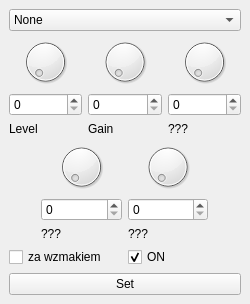
The window that plug/effect.ui (b2ornot2b/plug) describes before a commit, drawn with Qt 5.
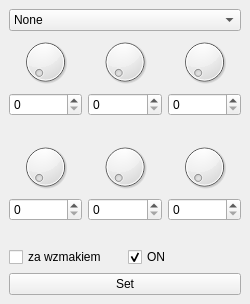
The same window after the commit.

Commit message: Added all effects. Moved effects enumerator to separate file.

```diff
--- a/plug/effect.ui
+++ b/plug/effect.ui
@@ -55,7 +55,10 @@
         <item>
          <widget class="QLabel" name="label">
           <property name="text">
-           <string>Level</string>
+           <string/>
+          </property>
+          <property name="alignment">
+           <set>Qt::AlignCenter</set>
           </property>
          </widget>
         </item>
@@ -80,7 +83,10 @@
         <item>
          <widget class="QLabel" name="label_2">
           <property name="text">
-           <string>Gain</string>
+           <string/>
+          </property>
+          <property name="alignment">
+           <set>Qt::AlignCenter</set>
           </property>
          </widget>
         </item>
@@ -105,7 +111,10 @@
         <item>
          <widget class="QLabel" name="label_3">
           <property name="text">
-           <string>???</string>
+           <string/>
+          </property>
+          <property name="alignment">
+           <set>Qt::AlignCenter</set>
           </property>
          </widget>
         </item>
@@ -115,19 +124,6 @@
     </item>
     <item>
      <layout class="QHBoxLayout" name="horizontalLayout">
-      <item>
-       <spacer name="horizontalSpacer">
-        <property name="orientation">
-         <enum>Qt::Horizontal</enum>
-        </property>
-        <property name="sizeHint" stdset="0">
-         <size>
-          <width>52</width>
-          <height>20</height>
-         </size>
-        </property>
-       </spacer>
-      </item>
       <item>
        <layout class="QVBoxLayout" name="verticalLayout_4">
         <item>
@@ -147,7 +143,10 @@
         <item>
          <widget class="QLabel" name="label_4">
           <property name="text">
-           <string>???</string>
+           <string/>
+          </property>
+          <property name="alignment">
+           <set>Qt::AlignCenter</set>
           </property>
          </widget>
         </item>
@@ -172,24 +171,42 @@
         <item>
          <widget class="QLabel" name="label_5">
           <property name="text">
-           <string>???</string>
+           <string/>
+          </property>
+          <property name="alignment">
+           <set>Qt::AlignCenter</set>
           </property>
          </widget>
         </item>
        </layout>
       </item>
       <item>
-       <spacer name="horizontalSpacer_2">
-        <property name="orientation">
-         <enum>Qt::Horizontal</enum>
-        </property>
-        <property name="sizeHint" stdset="0">
-         <size>
-          <width>52</width>
-          <height>20</height>
-         </size>
-        </property>
-       </spacer>
+       <layout class="QVBoxLayout" name="verticalLayout_7">
+        <item>
+         <widget class="QDial" name="dial_6">
+          <property name="maximum">
+           <number>255</number>
+          </property>
+         </widget>
+        </item>
+        <item>
+         <widget class="QSpinBox" name="spinBox_6">
+          <property name="maximum">
+           <number>255</number>
+          </property>
+         </widget>
+        </item>
+        <item>
+         <widget class="QLabel" name="label_6">
+          <property name="text">
+           <string/>
+          </property>
+          <property name="alignment">
+           <set>Qt::AlignCenter</set>
+          </property>
+         </widget>
+        </item>
+       </layout>
       </item>
      </layout>
     </item>
```
Left out of the diff: 269 changed lines with no effect on the pictures. The commit also changes 8 other files.
